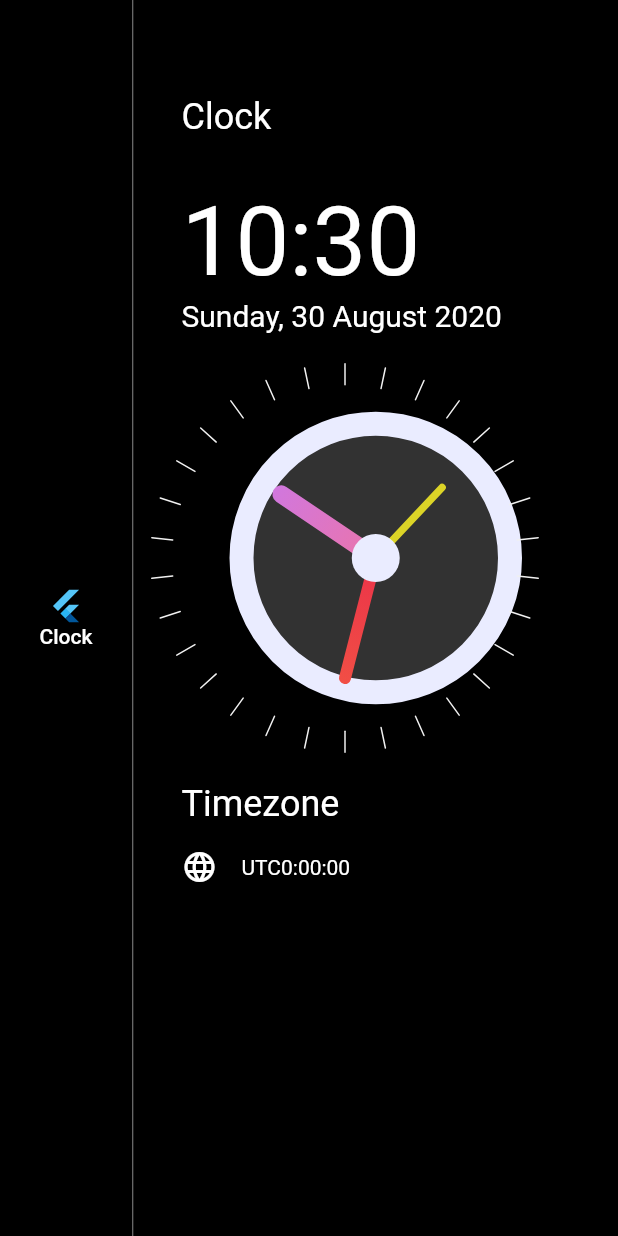
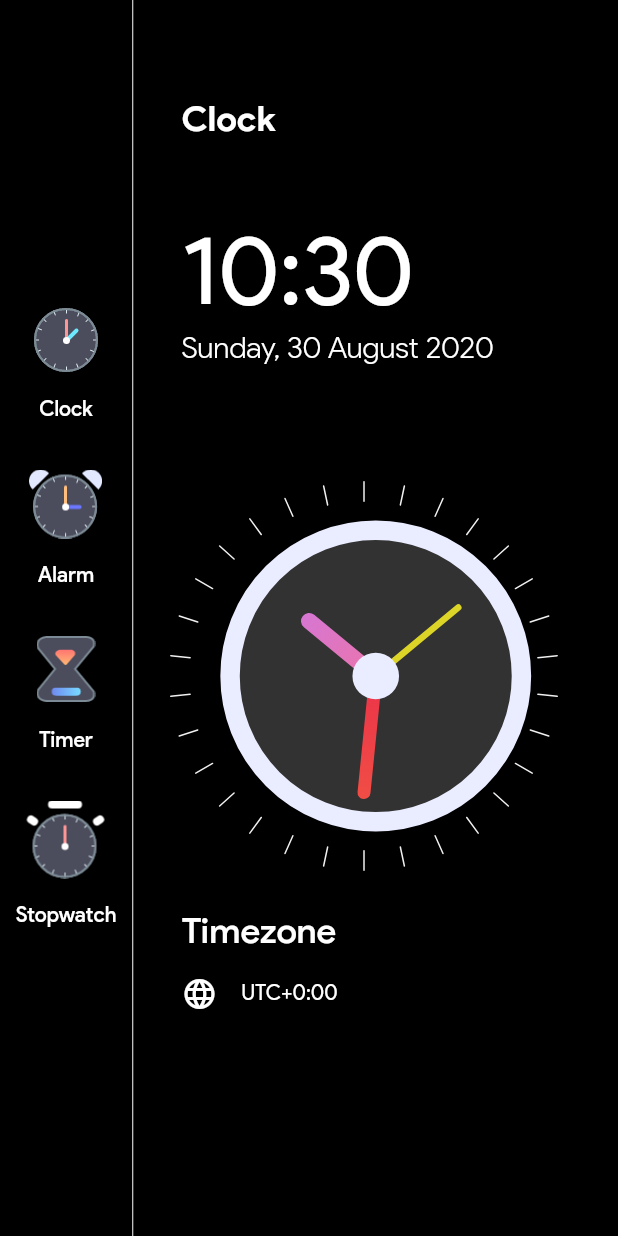
Before and after one commit to raiyanbinmohsin/flutter_clock, a Flutter app: the screen it shows after launch, after a tap on "Clock", on a phone screen of 412 x 824 dp. Run offline on Flutter 3.47's test engine with Material 2 defaults, Android fonts, the phone set to English and light mode, and no system bars.

Commit message:
Creating the Homepage

```diff
--- a/lib/clock_view.dart
+++ b/lib/clock_view.dart
@@ -4,6 +4,10 @@ import 'dart:math';
 import 'package:flutter/material.dart';
 
 class ClockView extends StatefulWidget {
+  final double size;
+
+  const ClockView({Key key, this.size}) : super(key: key);
+
   @override
   _ClockViewState createState() => _ClockViewState();
 }
@@ -21,8 +25,8 @@ class _ClockViewState extends State<ClockView> {
   @override
   Widget build(BuildContext context) {
     return Container(
-      width: 300,
-      height: 300,
+      width: widget.size,
+      height: widget.size,
       child: Transform.rotate(
         angle: -pi / 2,
         child: CustomPaint(
@@ -48,7 +52,7 @@ class ClockPainter extends CustomPainter {
     var outBrush = Paint()
       ..color = Color(0xFFEAECFF)
       ..style = PaintingStyle.stroke
-      ..strokeWidth = 16;
+      ..strokeWidth = size.width / 20;
 
     var centerFillBrush = Paint()..color = Color(0xFFEAECFF);
 
@@ -56,7 +60,7 @@ class ClockPainter extends CustomPainter {
       ..color = Color(0xFFDCD427)
       ..style = PaintingStyle.stroke
       ..strokeCap = StrokeCap.round
-      ..strokeWidth = 5;
+      ..strokeWidth = size.width / 60;
 
     var minHandBrush = Paint()
       ..shader = RadialGradient(colors: [Color(0xFFEB3349), Color(0xFFF45C43)])
@@ -66,7 +70,7 @@ class ClockPainter extends CustomPainter {
       ))
       ..style = PaintingStyle.stroke
       ..strokeCap = StrokeCap.round
-      ..strokeWidth = 8;
+      ..strokeWidth = size.width / 30;
 
     var hourHandBrush = Paint()
       ..shader = RadialGradient(colors: [Color(0xFFEA74AB), Color(0xFFC279FB)])
@@ -76,7 +80,7 @@ class ClockPainter extends CustomPainter {
       ))
       ..style = PaintingStyle.stroke
       ..strokeCap = StrokeCap.round
-      ..strokeWidth = 12;
+      ..strokeWidth = size.width / 24;
 
     var dashBrush = Paint()
       ..color = Color(0xFFF0F0F0)
@@ -84,27 +88,31 @@ class ClockPainter extends CustomPainter {
       ..strokeCap = StrokeCap.round
       ..strokeWidth = 1;
 
-    canvas.drawCircle(center, radius - 40, fillBrush);
-    canvas.drawCircle(center, radius - 40, outBrush);
+    canvas.drawCircle(center, radius * 0.75, fillBrush);
+    canvas.drawCircle(center, radius * 0.75, outBrush);
 
     var hourHandX = centerX +
-        60 * cos((dateTime.hour * 30 + dateTime.minute * 0.5) * pi / 180);
+        radius *
+            0.4 *
+            cos((dateTime.hour * 30 + dateTime.minute * 0.5) * pi / 180);
     var hourHandY = centerX +
-        60 * sin((dateTime.hour * 30 + dateTime.minute * 0.5) * pi / 180);
+        radius *
+            0.4 *
+            sin((dateTime.hour * 30 + dateTime.minute * 0.5) * pi / 180);
     canvas.drawLine(center, Offset(hourHandX, hourHandY), hourHandBrush);
 
-    var minHandX = centerX + 80 * cos(dateTime.minute * 6 * pi / 180);
-    var minHandY = centerX + 80 * sin(dateTime.minute * 6 * pi / 180);
+    var minHandX = centerX + radius * 0.6 * cos(dateTime.minute * 6 * pi / 180);
+    var minHandY = centerX + radius * 0.6 * sin(dateTime.minute * 6 * pi / 180);
     canvas.drawLine(center, Offset(minHandX, minHandY), minHandBrush);
 
-    var secHandX = centerX + 80 * cos(dateTime.second * 6 * pi / 180);
-    var secHandY = centerX + 80 * sin(dateTime.second * 6 * pi / 180);
+    var secHandX = centerX + radius * 0.6 * cos(dateTime.second * 6 * pi / 180);
+    var secHandY = centerX + radius * 0.6 * sin(dateTime.second * 6 * pi / 180);
     canvas.drawLine(center, Offset(secHandX, secHandY), secHandBrush);
 
-    canvas.drawCircle(center, 16, centerFillBrush);
+    canvas.drawCircle(center, radius * 0.12, centerFillBrush);
 
     var outerCircleRadius = radius;
-    var innerCircleRadius = radius - 14;
+    var innerCircleRadius = radius * 0.9;
     for (double i = 0; i < 360; i += 12) {
       var x1 = centerX + outerCircleRadius * cos(i * pi / 180);
       var y1 = centerX + outerCircleRadius * sin(i * pi / 180);
--- a/lib/homepage.dart
+++ b/lib/homepage.dart
@@ -14,8 +14,9 @@ class _HomePageState extends State<HomePage> {
     var formattedTime = DateFormat('HH:mm').format(now);
     var formattedDate = DateFormat('EEEE, d MMMM y').format(now);
     var timezoneString = now.timeZoneOffset.toString().split('.').first;
+    timezoneString = timezoneString.substring(0, timezoneString.length - 3);
     var offsetSign = '';
-    if (timezoneString.startsWith('-')) offsetSign = '+';
+    if (!timezoneString.startsWith('-')) offsetSign = '+';
     print(timezoneString);
 
     return Scaffold(
@@ -25,22 +26,14 @@ class _HomePageState extends State<HomePage> {
           Column(
             mainAxisAlignment: MainAxisAlignment.center,
             children: <Widget>[
-              FlatButton(
-                onPressed: () {},
-                child: Column(
-                  children: <Widget>[
-                    FlutterLogo(),
-                    Text(
-                      'Clock',
-                      style: TextStyle(color: Colors.white, fontSize: 14),
-                    )
-                  ],
-                ),
-              ),
+              buildFlatButton('Clock', 'assets/clock_icon.png'),
+              buildFlatButton('Alarm', 'assets/alarm_icon.png'),
+              buildFlatButton('Timer', 'assets/timer_icon.png'),
+              buildFlatButton('Stopwatch', 'assets/stopwatch_icon.png'),
             ],
           ),
           VerticalDivider(
-            color: Colors.white54,
+            color: Colors.white,
             width: 1,
           ),
           Expanded(
@@ -49,26 +42,67 @@ class _HomePageState extends State<HomePage> {
               child: Column(
                 crossAxisAlignment: CrossAxisAlignment.start,
                 children: <Widget>[
-                  Text(
+                  Flexible(
+                    flex: 1,
+                    fit: FlexFit.tight,
+                    child: Text(
                       'Clock',
-                    style: TextStyle(color: Colors.white, fontSize: 24),
+                      style: TextStyle(
+                          fontFamily: 'ProductSans',
+                          fontWeight: FontWeight.w700,
+                          color: Colors.white,
+                          fontSize: 24),
                     ),
-                  SizedBox(height: 32),
+                  ),
+                  Flexible(
+                    flex: 2,
+                    child: Column(
+                      crossAxisAlignment: CrossAxisAlignment.start,
+                      children: <Widget>[
                         Text(
                           formattedTime,
-                    style: TextStyle(color: Colors.white, fontSize: 64),
+                          style: TextStyle(
+                              fontFamily: 'ProductSans',
+                              color: Colors.white,
+                              fontSize: 64),
                         ),
                         Text(
                           formattedDate,
-                    style: TextStyle(color: Colors.white, fontSize: 20),
+                          style: TextStyle(
+                              fontFamily: 'ProductSans',
+                              fontWeight: FontWeight.w300,
+                              color: Colors.white,
+                              fontSize: 20),
                         ),
-                  ClockView(),
+                      ],
+                    ),
+                  ),
+                  Flexible(
+                    flex: 4,
+                    fit: FlexFit.tight,
+                    child: Align(
+                        alignment: Alignment.center,
+                        child: ClockView(
+                          size: MediaQuery.of(context).size.height / 3,
+                        )),
+                  ),
+                  Flexible(
+                    flex: 2,
+                    fit: FlexFit.tight,
+                    child: Column(
+                      crossAxisAlignment: CrossAxisAlignment.start,
+                      children: <Widget>[
                         Text(
                           'Timezone',
-                    style: TextStyle(color: Colors.white, fontSize: 24),
+                          style: TextStyle(
+                              fontFamily: 'ProductSans',
+                              fontWeight: FontWeight.w500,
+                              color: Colors.white,
+                              fontSize: 24),
                         ),
                         SizedBox(height: 16),
-                  Row(children: <Widget>[
+                        Row(
+                          children: <Widget>[
                             Icon(
                               Icons.language,
                               color: Colors.white,
@@ -76,9 +110,16 @@ class _HomePageState extends State<HomePage> {
                             SizedBox(width: 16),
                             Text(
                               'UTC' + offsetSign + timezoneString,
-                      style: TextStyle(color: Colors.white, fontSize: 14),
+                              style: TextStyle(
+                                  fontFamily: 'ProductSans',
+                                  color: Colors.white,
+                                  fontSize: 14),
                             ),
-                  ])
+                          ],
+                        ),
+                      ],
+                    ),
+                  ),
                 ],
               ),
             ),
@@ -87,4 +128,26 @@ class _HomePageState extends State<HomePage> {
       ),
     );
   }
+
+  Widget buildFlatButton(String title, String image) {
+    return FlatButton(
+      padding: const EdgeInsets.symmetric(vertical: 16.0),
+      color: title == 'Clcok' ? Colors.red : Colors.transparent,
+      onPressed: () {},
+      child: Column(
+        children: <Widget>[
+          Image.asset(
+            image,
+            scale: 1.5,
+          ),
+          SizedBox(height: 16),
+          Text(
+            title ?? '',
+            style: TextStyle(
+                fontFamily: 'ProductSans', color: Colors.white, fontSize: 14),
+          )
+        ],
+      ),
+    );
   }
+}
```
Also changed, not shown: pubspec.yaml (+17 -14 lines), assets/fonts/Avenir-Book.ttf (deleted), assets/fonts/Avenir-Heavy.ttf (deleted), assets/fonts/Avenir-Light.ttf (deleted), assets/fonts/Avenir-Medium.ttf (deleted), assets/fonts/ProductSans-Black.ttf (added), assets/fonts/ProductSans-BlackItalic.ttf (added), assets/fonts/ProductSans-Bold.ttf (added), assets/fonts/ProductSans-BoldItalic.ttf (added), assets/fonts/ProductSans-Italic.ttf (added), assets/fonts/ProductSans-Light.ttf (added), assets/fonts/ProductSans-LightItalic.ttf (added), assets/fonts/ProductSans-Medium.ttf (added), assets/fonts/ProductSans-MediumItalic.ttf (added), 3 more files. Lines whose indentation alone changed are shown as unchanged.
